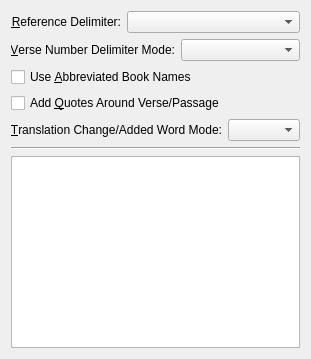
Qt form programs/KJVCanOpener/ConfigCopyOptions.ui (dewhisna/KingJamesPureBibleSearch) before a commit.
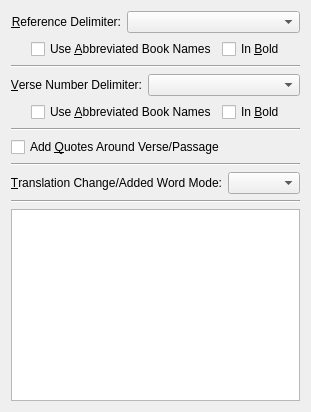
The same form after that commit.

Commit message: Finished implementing the Copy Options preview and rendering logic.  Ended up splitting off the abbreviated book settings to be a per-reference/verse setting and added bold settings for them as well.  Fixed bugs in the PhraseTag <-> PassageTag conversion logic.

The edit to the form file:
```diff
--- a/programs/KJVCanOpener/ConfigCopyOptions.ui
+++ b/programs/KJVCanOpener/ConfigCopyOptions.ui
@@ -58,12 +58,53 @@
      </item>
     </layout>
    </item>
+   <item>
+    <layout class="QHBoxLayout" name="horizontalLayout_4">
+     <item>
+      <spacer name="horizontalSpacer_2">
+       <property name="orientation">
+        <enum>Qt::Horizontal</enum>
+       </property>
+       <property name="sizeType">
+        <enum>QSizePolicy::Fixed</enum>
+       </property>
+       <property name="sizeHint" stdset="0">
+        <size>
+         <width>20</width>
+         <height>20</height>
+        </size>
+       </property>
+      </spacer>
+     </item>
+     <item>
+      <widget class="QCheckBox" name="checkBoxReferencesUseAbbreviatedBookNames">
+       <property name="text">
+        <string>Use &amp;Abbreviated Book Names</string>
+       </property>
+      </widget>
+     </item>
+     <item>
+      <widget class="QCheckBox" name="checkBoxReferencesInBold">
+       <property name="text">
+        <string>In &amp;Bold</string>
+       </property>
+      </widget>
+     </item>
+    </layout>
+   </item>
+   <item>
+    <widget class="Line" name="line_2">
+     <property name="orientation">
+      <enum>Qt::Horizontal</enum>
+     </property>
+    </widget>
+   </item>
    <item>
     <layout class="QHBoxLayout" name="horizontalLayout_2">
      <item>
       <widget class="QLabel" name="lblVerseNumberDelimiterMode">
        <property name="text">
-        <string>&amp;Verse Number Delimiter Mode:</string>
+        <string>&amp;Verse Number Delimiter:</string>
        </property>
        <property name="alignment">
         <set>Qt::AlignRight|Qt::AlignTrailing|Qt::AlignVCenter</set>
@@ -89,9 +130,43 @@
     </layout>
    </item>
    <item>
-    <widget class="QCheckBox" name="checkBoxUseAbbreviatedBookNames">
-     <property name="text">
-      <string>Use &amp;Abbreviated Book Names</string>
+    <layout class="QHBoxLayout" name="horizontalLayout_5">
+     <item>
+      <spacer name="horizontalSpacer">
+       <property name="orientation">
+        <enum>Qt::Horizontal</enum>
+       </property>
+       <property name="sizeType">
+        <enum>QSizePolicy::Fixed</enum>
+       </property>
+       <property name="sizeHint" stdset="0">
+        <size>
+         <width>20</width>
+         <height>20</height>
+        </size>
+       </property>
+      </spacer>
+     </item>
+     <item>
+      <widget class="QCheckBox" name="checkBoxVerseNumbersUseAbbreviatedBookNames">
+       <property name="text">
+        <string>Use &amp;Abbreviated Book Names</string>
+       </property>
+      </widget>
+     </item>
+     <item>
+      <widget class="QCheckBox" name="checkBoxVerseNumbersInBold">
+       <property name="text">
+        <string>In &amp;Bold</string>
+       </property>
+      </widget>
+     </item>
+    </layout>
+   </item>
+   <item>
+    <widget class="Line" name="line_3">
+     <property name="orientation">
+      <enum>Qt::Horizontal</enum>
      </property>
     </widget>
    </item>
@@ -102,6 +177,13 @@
      </property>
     </widget>
    </item>
+   <item>
+    <widget class="Line" name="line_4">
+     <property name="orientation">
+      <enum>Qt::Horizontal</enum>
+     </property>
+    </widget>
+   </item>
    <item>
     <layout class="QHBoxLayout" name="horizontalLayout_3">
      <item>
```
Left out of the diff: 5 changed lines with no effect on the pictures. The commit also changes 9 other files.
